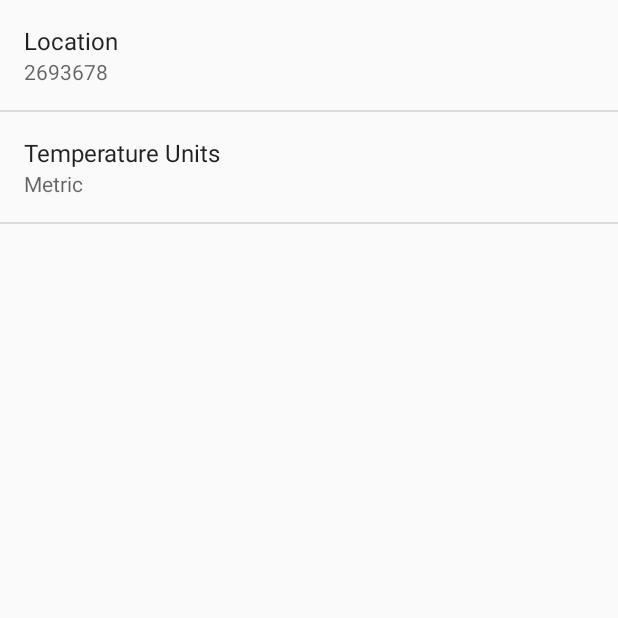
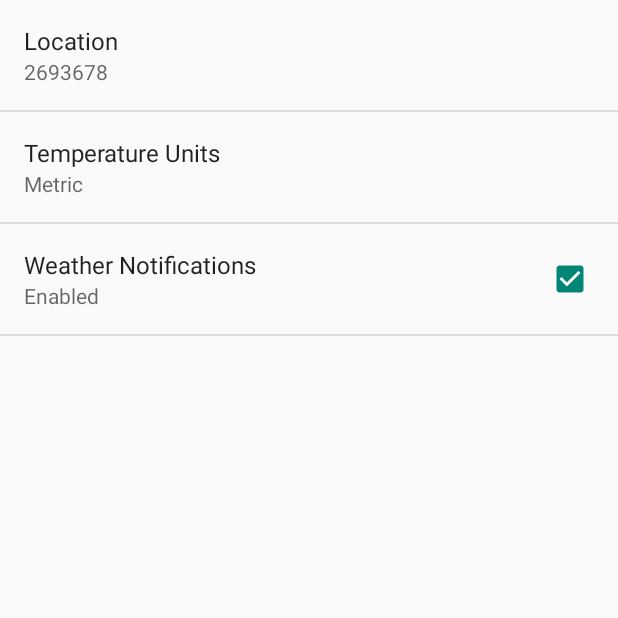
Before and after one commit to DanKvist/Sunshine, an Android app: the SettingsActivity screen opened directly, with no data from a screen before it, on a phone screen of 412 x 824 dp, the top half of it. Run offline under Robolectric (Android 15) with nearby library versions, the phone set to English and light mode, and no system bars.

Commit message:
There is now a setting if user wants notifications

```diff
--- a/app/src/main/java/com/example/android/sunshine/app/sync/SunshineSyncAdapter.java
+++ b/app/src/main/java/com/example/android/sunshine/app/sync/SunshineSyncAdapter.java
@@ -445,6 +445,11 @@ public class SunshineSyncAdapter extends AbstractThreadedSyncAdapter {
         Context context = getContext();
         //checking the last update and notify if it' the first of the day
         SharedPreferences prefs = PreferenceManager.getDefaultSharedPreferences(context);
+        String displayNotificationKey = context.getString(R.string.pref_enable_notifications_key);
+        boolean displayNotification = prefs.getBoolean(displayNotificationKey,
+                Boolean.parseBoolean(context.getString(R.string.pref_enable_notifications_default)));
+
+        if (displayNotification) {
             String lastNotificationKey = context.getString(R.string.pref_last_notification);
             long lastSync = prefs.getLong(lastNotificationKey, 0);
 
@@ -507,6 +512,6 @@ public class SunshineSyncAdapter extends AbstractThreadedSyncAdapter {
                     editor.commit();
                 }
             }
-
         }
     }
+}
--- a/app/src/main/res/values/strings.xml
+++ b/app/src/main/res/values/strings.xml
@@ -71,4 +71,11 @@
     <string name="pref_last_notification">last_notification
     </string>
 
+    <!-- Strings related to Notification Enabled preference -->
+    <string name="pref_enable_notifications_key" translatable="false">enable_notifications</string>
+    <string name="pref_enable_notifications_label">Weather Notifications</string>
+    <string name="pref_enable_notifications_true">Enabled</string>
+    <string name="pref_enable_notifications_false">Not Enabled</string>
+    <string name="pref_enable_notifications_default" translatable="false">true</string>
+
 </resources>
--- a/app/src/main/res/xml/pref_general.xml
+++ b/app/src/main/res/xml/pref_general.xml
@@ -19,4 +19,11 @@
         android:entryValues="@array/pref_units_values"
         android:defaultValue="metric" />
 
+    <CheckBoxPreference
+        android:title="@string/pref_enable_notifications_label"
+        android:key="@string/pref_enable_notifications_key"
+        android:summaryOff="@string/pref_enable_notifications_false"
+        android:summaryOn="@string/pref_enable_notifications_true"
+        android:defaultValue="@string/pref_enable_notifications_default" />
+
 </PreferenceScreen>
```
Lines whose indentation alone changed are shown as unchanged.
